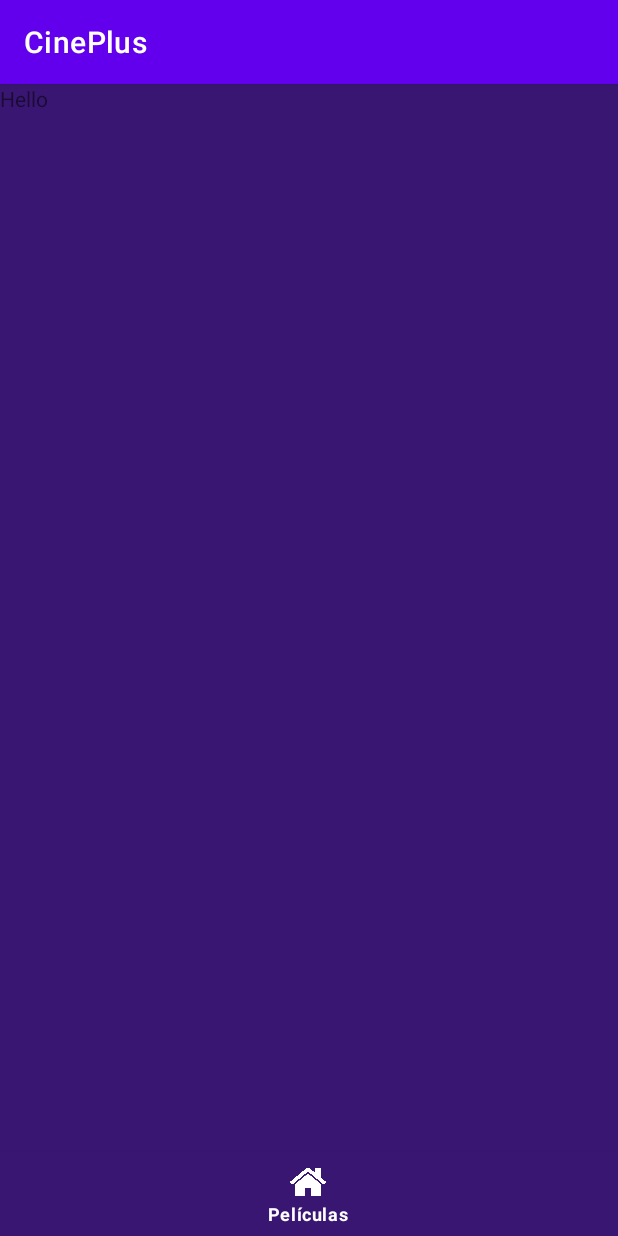
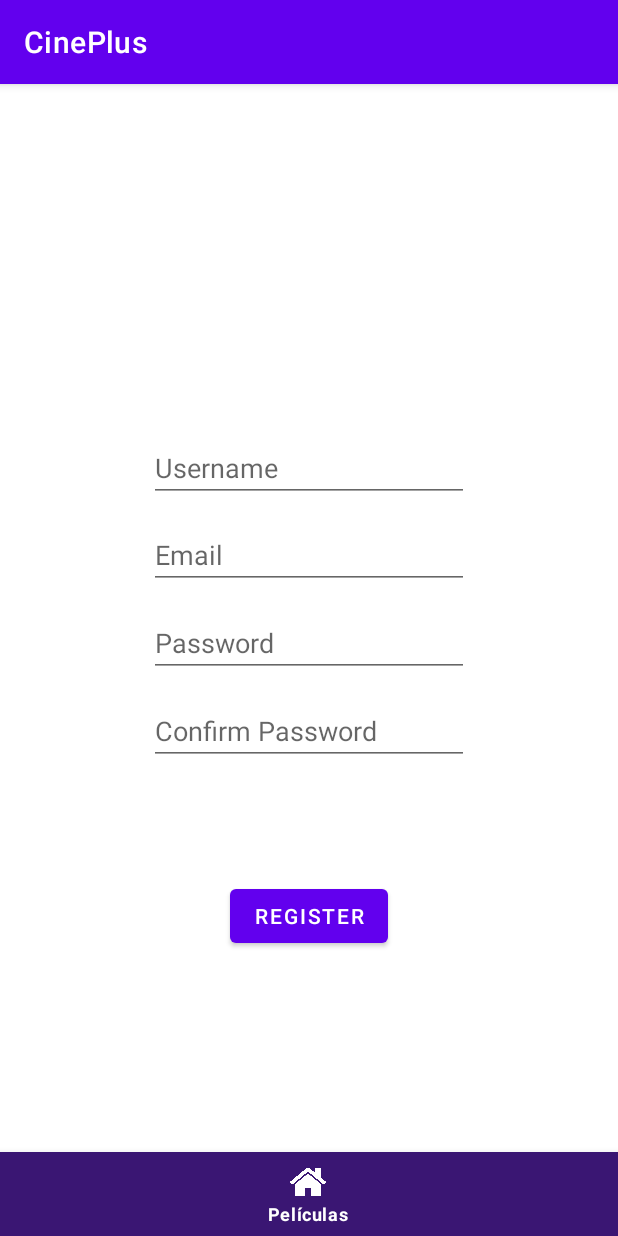
Before and after one commit to nicoabaez/CinePlus-Proyecto, an Android app: the Register screen opened through its navigation route, on a phone screen of 412 x 824 dp. Run offline under Robolectric (Android 15) with nearby library versions, the phone set to English and light mode, and no system bars; our stand-ins replace Firebase (no records; nobody signed in at launch, a user with empty details on screens opened directly), navigation-ui.

Commit message:
conexion exitosa con firestore y creamos un nuevo activity

```diff
--- a/app/build.gradle
+++ b/app/build.gradle
@@ -65,8 +65,8 @@ dependencies {
     //Corutinas
     implementation 'org.jetbrains.kotlinx:kotlinx-coroutines-android:1.6.4'
 
-    implementation platform('com.google.firebase:firebase-bom:32.0.0')
-    implementation 'com.google.firebase:firebase-analytics-ktx'
+    implementation platform('com.google.firebase:firebase-bom:31.5.0')
+    implementation 'com.google.firebase:firebase-firestore-ktx'
 
 
     testImplementation 'junit:junit:4.13.2'
--- a/app/src/main/AndroidManifest.xml
+++ b/app/src/main/AndroidManifest.xml
@@ -2,7 +2,7 @@
 <manifest xmlns:android="http://schemas.android.com/apk/res/android"
     xmlns:tools="http://schemas.android.com/tools">
 
-    <uses-permission android:name="android.permission.INTERNET"/>
+    <uses-permission android:name="android.permission.INTERNET" />
 
     <application
         android:allowBackup="true"
@@ -13,6 +13,9 @@
         android:supportsRtl="true"
         android:theme="@style/Theme.CinePlus"
         tools:targetApi="31">
+        <activity
+            android:name=".LoginActivity"
+            android:exported="false"/>
         <activity
             android:name=".activities.MainActivity"
             android:exported="true">
--- a/app/src/main/java/com/ort/cineplus/entities/User.kt
+++ b/app/src/main/java/com/ort/cineplus/entities/User.kt
@@ -9,6 +9,5 @@ class User (
     val name: String,
     val email: String,
     val pass: String,
-    val favouriteList: MutableList<MovieX>
         ): Parcelable {
 }
--- a/app/src/main/java/com/ort/cineplus/fragments/Login.kt
+++ b/app/src/main/java/com/ort/cineplus/fragments/Login.kt
@@ -1,12 +1,17 @@
 package com.ort.cineplus.fragments
 
-import androidx.lifecycle.ViewModelProvider
+import android.content.Intent
 import android.os.Bundle
-import androidx.fragment.app.Fragment
 import android.view.LayoutInflater
 import android.view.View
 import android.view.ViewGroup
+import android.widget.Button
+import android.widget.EditText
+import androidx.fragment.app.Fragment
+import androidx.lifecycle.ViewModelProvider
 import com.ort.cineplus.R
+import com.ort.cineplus.activities.LoginActivity
+
 
 class Login : Fragment() {
 
@@ -15,18 +20,32 @@ class Login : Fragment() {
     }
 
     private lateinit var viewModel: LoginViewModel
+    private lateinit var email: EditText
+    private lateinit var pass: EditText
+    private lateinit var btnLogin: Button
 
     override fun onCreateView(
         inflater: LayoutInflater, container: ViewGroup?,
         savedInstanceState: Bundle?
     ): View? {
-        return inflater.inflate(R.layout.fragment_login, container, false)
+
+        var v = inflater.inflate(R.layout.fragment_login, container, false)
+
+        email = v.findViewById(R.id.txtEmailLogin)
+        pass = v.findViewById(R.id.txtPassLogin)
+        btnLogin = v.findViewById(R.id.btnLogin)
+
+        btnLogin.setOnClickListener(){
+            startActivity(Intent(activity, LoginActivity::class.java))
+        }
+        return v
     }
 
     override fun onActivityCreated(savedInstanceState: Bundle?) {
         super.onActivityCreated(savedInstanceState)
         viewModel = ViewModelProvider(this).get(LoginViewModel::class.java)
         // TODO: Use the ViewModel
+
     }
 
 }
--- a/app/src/main/java/com/ort/cineplus/fragments/LoginViewModel.kt
+++ b/app/src/main/java/com/ort/cineplus/fragments/LoginViewModel.kt
@@ -4,4 +4,6 @@ import androidx.lifecycle.ViewModel
 
 class LoginViewModel : ViewModel() {
     // TODO: Implement the ViewModel
+
+
 }
--- a/app/src/main/java/com/ort/cineplus/fragments/Register.kt
+++ b/app/src/main/java/com/ort/cineplus/fragments/Register.kt
@@ -1,12 +1,18 @@
 package com.ort.cineplus.fragments
 
+import android.annotation.SuppressLint
 import androidx.lifecycle.ViewModelProvider
 import android.os.Bundle
 import androidx.fragment.app.Fragment
 import android.view.LayoutInflater
 import android.view.View
 import android.view.ViewGroup
+import android.widget.Button
+import android.widget.EditText
+
 import com.ort.cineplus.R
+import com.ort.cineplus.entities.User
+
 
 class Register : Fragment() {
 
@@ -15,18 +21,39 @@ class Register : Fragment() {
     }
 
     private lateinit var viewModel: RegisterViewModel
+    private lateinit var userName: EditText
+    private lateinit var email: EditText
+    private lateinit var pass: EditText
+    private lateinit var passConfirm: EditText
+    private lateinit var btnRegister: Button
+    private lateinit var user: User
 
+
+    @SuppressLint("MissingInflatedId")
     override fun onCreateView(
         inflater: LayoutInflater, container: ViewGroup?,
         savedInstanceState: Bundle?
     ): View? {
-        return inflater.inflate(R.layout.fragment_register, container, false)
+       var v = inflater.inflate(R.layout.fragment_register, container, false)
+
+        userName = v.findViewById(R.id.txtUserName)
+        email = v.findViewById(R.id.txtEmail)
+        pass = v.findViewById(R.id.txtPassword)
+        passConfirm = v.findViewById(R.id.txtPassConfirm)
+        btnRegister = v.findViewById(R.id.btnRegister)
+
+        btnRegister.setOnClickListener() {
+            user = User(0, userName.text.toString(), email.text.toString(), pass.text.toString() )
+            viewModel.registerUser(user);
+        }
+
+        return v;
     }
 
     override fun onActivityCreated(savedInstanceState: Bundle?) {
         super.onActivityCreated(savedInstanceState)
         viewModel = ViewModelProvider(this).get(RegisterViewModel::class.java)
         // TODO: Use the ViewModel
+
+        }
     }
-
-}
--- a/app/src/main/java/com/ort/cineplus/fragments/RegisterViewModel.kt
+++ b/app/src/main/java/com/ort/cineplus/fragments/RegisterViewModel.kt
@@ -1,7 +1,28 @@
 package com.ort.cineplus.fragments
 
+import android.content.ContentValues.TAG
+import android.util.Log
 import androidx.lifecycle.ViewModel
+import com.google.firebase.firestore.ktx.firestore
+import com.google.firebase.ktx.Firebase
+import com.ort.cineplus.entities.User
 
 class RegisterViewModel : ViewModel() {
     // TODO: Implement the ViewModel
+
+    var database = Firebase.firestore
+
+    fun registerUser(user: User){
+// Add a new document with a generated ID
+        database.collection("Users")
+            .add(user)
+            .addOnSuccessListener { documentReference ->
+                Log.d(TAG, "DocumentSnapshot added with ID: ${documentReference.id}")
+            }
+            .addOnFailureListener { e ->
+                Log.w(TAG, "Error adding document", e)
+            }
+    }
+
+
 }
--- a/app/src/main/res/layout/activity_main.xml
+++ b/app/src/main/res/layout/activity_main.xml
@@ -12,7 +12,6 @@
         android:name="androidx.navigation.fragment.NavHostFragment"
         android:layout_width="0dp"
         android:layout_height="0dp"
-        android:background="#3A1673"
         app:defaultNavHost="true"
         app:layout_constraintBottom_toTopOf="@id/bottom_bar"
         app:layout_constraintEnd_toEndOf="parent"
--- a/app/src/main/res/layout/fragment_register.xml
+++ b/app/src/main/res/layout/fragment_register.xml
@@ -1,13 +1,75 @@
 <?xml version="1.0" encoding="utf-8"?>
-<FrameLayout xmlns:android="http://schemas.android.com/apk/res/android"
+<androidx.constraintlayout.widget.ConstraintLayout xmlns:android="http://schemas.android.com/apk/res/android"
+    xmlns:app="http://schemas.android.com/apk/res-auto"
     xmlns:tools="http://schemas.android.com/tools"
+    android:id="@+id/frameLayout"
     android:layout_width="match_parent"
     android:layout_height="match_parent"
     tools:context=".fragments.Register">
 
-    <TextView
-        android:layout_width="match_parent"
-        android:layout_height="match_parent"
-        android:text="Hello" />
+    <EditText
+        android:id="@+id/txtUserName"
+        android:layout_width="wrap_content"
+        android:layout_height="wrap_content"
+        android:layout_marginTop="100dp"
+        android:ems="10"
+        android:hint="Username"
+        android:inputType="textPersonName"
+        app:layout_constraintBottom_toTopOf="@+id/txtEmail"
+        app:layout_constraintEnd_toEndOf="parent"
+        app:layout_constraintStart_toStartOf="parent"
+        app:layout_constraintTop_toTopOf="parent" />
 
-</FrameLayout>
+    <EditText
+        android:id="@+id/txtEmail"
+        android:layout_width="wrap_content"
+        android:layout_height="wrap_content"
+        android:layout_marginTop="-120dp"
+        android:ems="10"
+        android:hint="Email"
+        android:inputType="textPersonName"
+        app:layout_constraintBottom_toTopOf="@+id/txtPassword"
+        app:layout_constraintEnd_toEndOf="parent"
+        app:layout_constraintStart_toStartOf="parent"
+        app:layout_constraintTop_toBottomOf="@+id/txtUserName" />
+
+    <EditText
+        android:id="@+id/txtPassword"
+        android:layout_width="wrap_content"
+        android:layout_height="wrap_content"
+        android:layout_marginTop="-120dp"
+        android:layout_marginBottom="57dp"
+        android:ems="10"
+        android:hint="Password"
+        android:inputType="textPassword"
+        app:layout_constraintBottom_toTopOf="@+id/txtPassConfirm"
+        app:layout_constraintEnd_toEndOf="parent"
+        app:layout_constraintStart_toStartOf="parent"
+        app:layout_constraintTop_toBottomOf="@+id/txtEmail" />
+
+    <EditText
+        android:id="@+id/txtPassConfirm"
+        android:layout_width="wrap_content"
+        android:layout_height="wrap_content"
+        android:layout_marginTop="-120dp"
+        android:layout_marginBottom="71dp"
+        android:ems="10"
+        android:hint="Confirm Password"
+        android:inputType="textPassword"
+        app:layout_constraintBottom_toTopOf="@+id/btnRegister"
+        app:layout_constraintEnd_toEndOf="parent"
+        app:layout_constraintStart_toStartOf="parent"
+        app:layout_constraintTop_toBottomOf="@+id/txtPassword" />
+
+    <Button
+        android:id="@+id/btnRegister"
+        android:layout_width="wrap_content"
+        android:layout_height="wrap_content"
+        android:layout_marginTop="-70dp"
+        android:text="Register"
+        app:layout_constraintBottom_toBottomOf="parent"
+        app:layout_constraintEnd_toEndOf="parent"
+        app:layout_constraintStart_toStartOf="parent"
+        app:layout_constraintTop_toBottomOf="@+id/txtPassConfirm" />
+
+</androidx.constraintlayout.widget.ConstraintLayout>
--- a/app/src/main/res/navigation/navgraph.xml
+++ b/app/src/main/res/navigation/navgraph.xml
@@ -3,7 +3,7 @@
     xmlns:app="http://schemas.android.com/apk/res-auto"
     xmlns:tools="http://schemas.android.com/tools"
     android:id="@+id/navgraph"
-    app:startDestination="@id/listaFragment">
+    app:startDestination="@id/login">
 
     <fragment
         android:id="@+id/listaFragment"
```
Also changed, not shown: app/src/main/java/com/ort/cineplus/activities/LoginActivity.kt (added, +13 -0 lines), app/src/main/res/layout/activity_login.xml (added, +9 -0 lines), app/src/main/res/layout/fragment_login.xml (+39 -6 lines).
